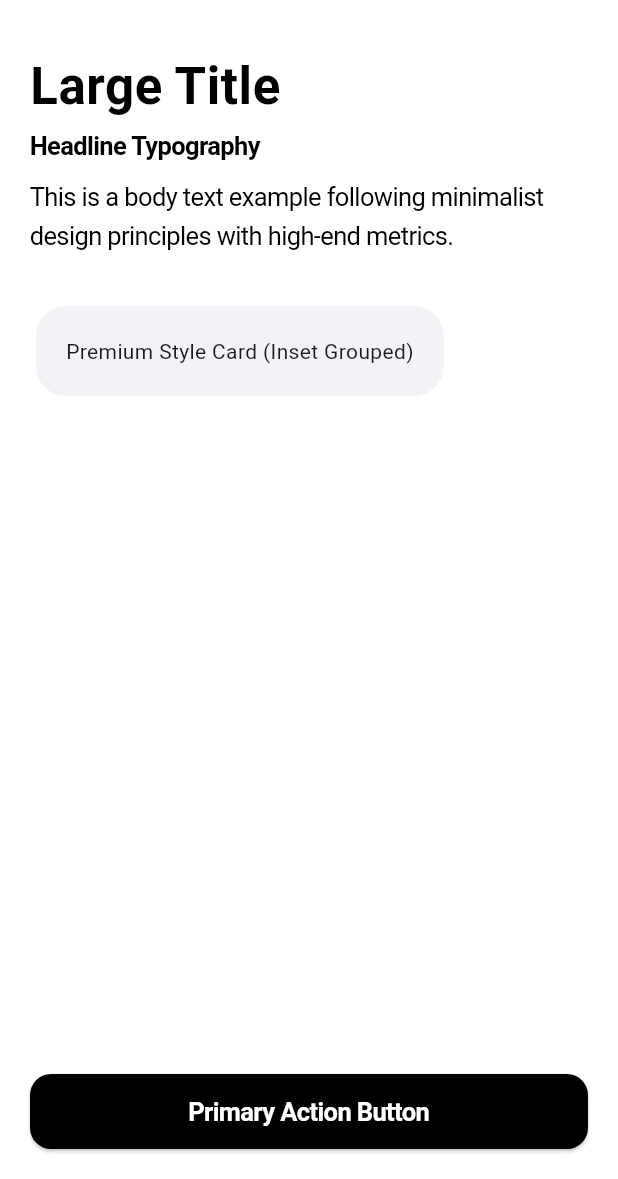
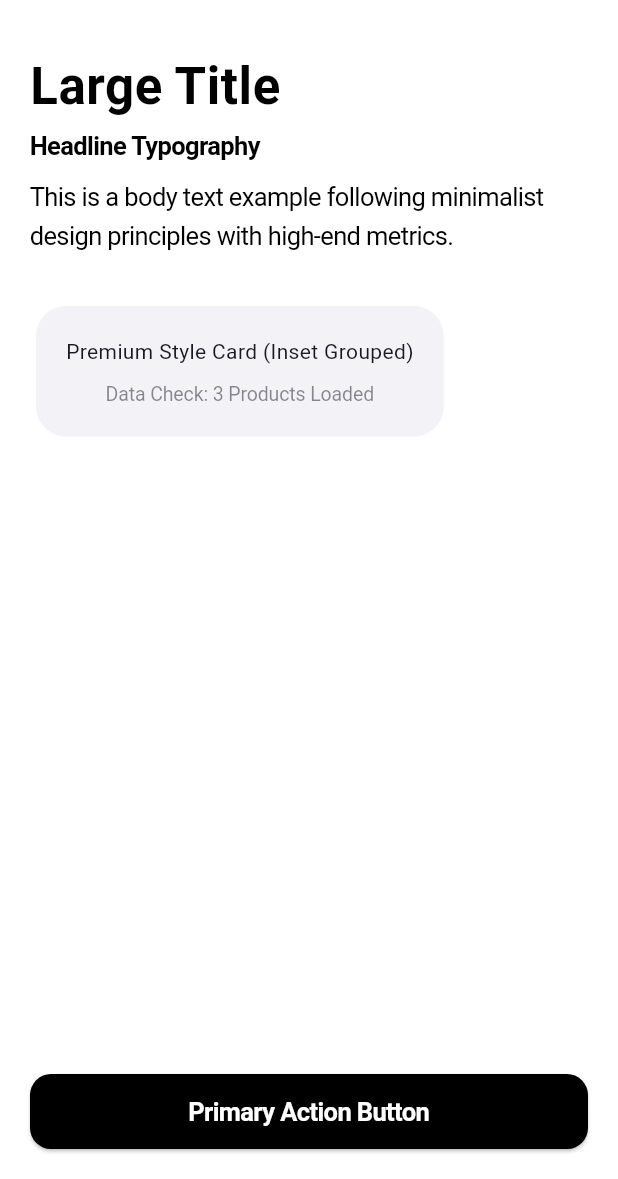
Before and after one commit to muhammedalikutbay/myson, a Flutter app: the screen it shows after launch, on a phone screen of 412 x 824 dp, the part 57-1236 px from its top. Run offline on Flutter 3.47's test engine with Material 3 defaults, Android fonts, the light colour scheme and no system bars.

Commit message:
feat: implement product model and mock data service

```diff
--- /dev/null
+++ b/lib/features/catalog/models/product.dart
@@ -0,0 +1,41 @@
+class Product {
+  final String id;
+  final String name;
+  final String description;
+  final double price;
+  final String imageUrl;
+  final String category;
+
+  Product({
+    required this.id,
+    required this.name,
+    required this.description,
+    required this.price,
+    required this.imageUrl,
+    required this.category,
+  });
+
+  // Convert a Product object into a Map
+  Map<String, dynamic> toMap() {
+    return {
+      'id': id,
+      'name': name,
+      'description': description,
+      'price': price,
+      'imageUrl': imageUrl,
+      'category': category,
+    };
+  }
+
+  // Create a Product object from a Map (JSON simulation)
+  factory Product.fromMap(Map<String, dynamic> map) {
+    return Product(
+      id: map['id'] ?? '',
+      name: map['name'] ?? '',
+      description: map['description'] ?? '',
+      price: (map['price'] ?? 0.0).toDouble(),
+      imageUrl: map['imageUrl'] ?? '',
+      category: map['category'] ?? '',
+    );
+  }
+}
--- /dev/null
+++ b/lib/features/catalog/models/product_service.dart
@@ -0,0 +1,40 @@
+import 'package:myson/features/catalog/models/product.dart';
+
+class ProductService {
+  // Simulating a fetch from an API (JSON simulation)
+  static List<Product> getMockProducts() {
+    final List<Map<String, dynamic>> rawData = [
+      {
+        'id': 'v15-detect',
+        'name': 'Dyson V15 Detect™',
+        'description':
+            'The most powerful, intelligent cordless vacuum. Reveals microscopic dust.',
+        'price': 749.99,
+        'imageUrl':
+            'https://wantapi.com/assets/banner.png', // Using the suggested banner URL
+        'category': 'Vacuum Cleaners',
+      },
+      {
+        'id': 'supersonic',
+        'name': 'Dyson Supersonic™',
+        'description':
+            'Fast drying. No extreme heat. Engineered for different hair types.',
+        'price': 429.99,
+        'imageUrl':
+            'https://wantapi.com/assets/hair_dryer.png', // Placeholder-like naming
+        'category': 'Hair Care',
+      },
+      {
+        'id': 'purifier-cool',
+        'name': 'Dyson Purifier Cool™',
+        'description':
+            'Automatically senses, captures and traps pollutants for cleaner air.',
+        'price': 649.99,
+        'imageUrl': 'https://wantapi.com/assets/purifier.png',
+        'category': 'Air Quality',
+      },
+    ];
+
+    return rawData.map((json) => Product.fromMap(json)).toList();
+  }
+}
--- a/lib/main.dart
+++ b/lib/main.dart
@@ -1,5 +1,6 @@
 import 'package:flutter/material.dart';
 import 'package:myson/core/theme/app_theme.dart';
+import 'package:myson/features/catalog/models/product_service.dart';
 
 void main() {
   runApp(const MysonApp());
@@ -24,28 +25,46 @@ class ThemeTestScreen extends StatelessWidget {
 
   @override
   Widget build(BuildContext context) {
+    final products = ProductService.getMockProducts();
+    for (var product in products) {
+      debugPrint('Product Loaded: ${product.name} - \$${product.price}');
+    }
+
     return Scaffold(
-      appBar: AppBar(
-        title: const Text('Myson Design System'),
-      ),
+      appBar: AppBar(title: const Text('Myson Design System')),
       body: Padding(
         padding: const EdgeInsets.all(20.0),
         child: Column(
           crossAxisAlignment: CrossAxisAlignment.start,
           children: [
-            Text('Large Title', style: Theme.of(context).textTheme.displayLarge),
+            Text(
+              'Large Title',
+              style: Theme.of(context).textTheme.displayLarge,
+            ),
             const SizedBox(height: 10),
-            Text('Headline Typography', style: Theme.of(context).textTheme.headlineMedium),
+            Text(
+              'Headline Typography',
+              style: Theme.of(context).textTheme.headlineMedium,
+            ),
             const SizedBox(height: 10),
             Text(
               'This is a body text example following minimalist design principles with high-end metrics.',
               style: Theme.of(context).textTheme.bodyLarge,
             ),
             const SizedBox(height: 30),
-            const Card(
+            Card(
               child: Padding(
-                padding: EdgeInsets.all(20),
-                child: Text('Premium Style Card (Inset Grouped)'),
+                padding: const EdgeInsets.all(20),
+                child: Column(
+                  children: [
+                    const Text('Premium Style Card (Inset Grouped)'),
+                    const SizedBox(height: 10),
+                    Text(
+                      'Data Check: ${products.length} Products Loaded',
+                      style: Theme.of(context).textTheme.bodySmall,
+                    ),
+                  ],
+                ),
               ),
             ),
             const Spacer(),
```
Also changed, not shown: 1 other file.
